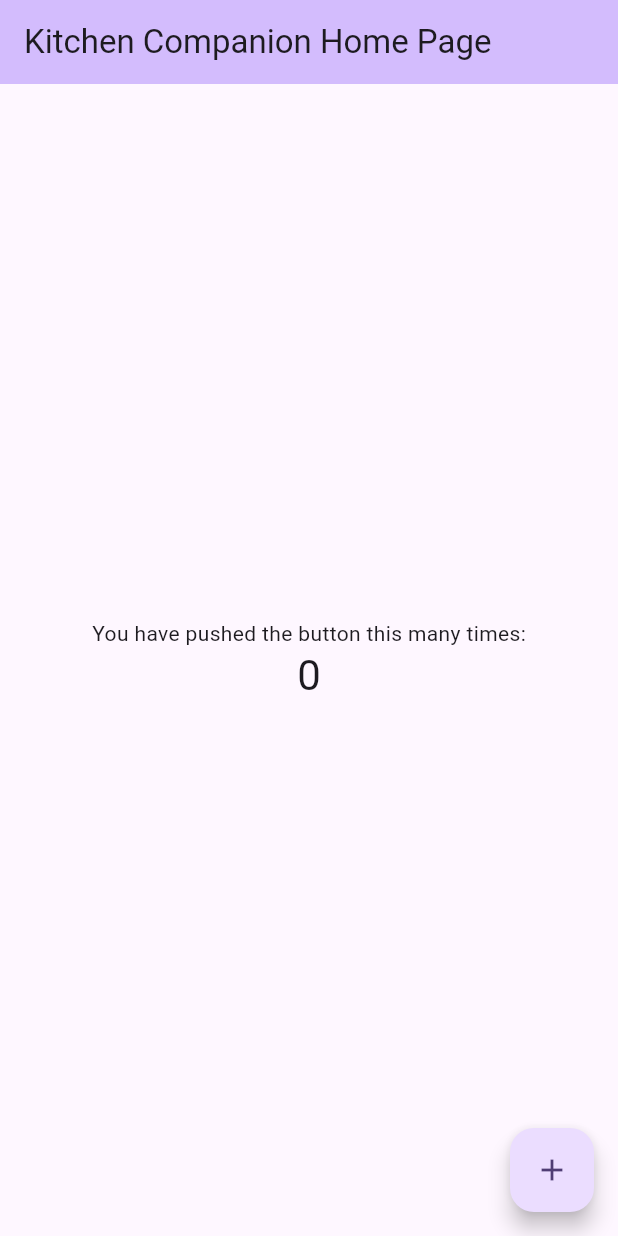
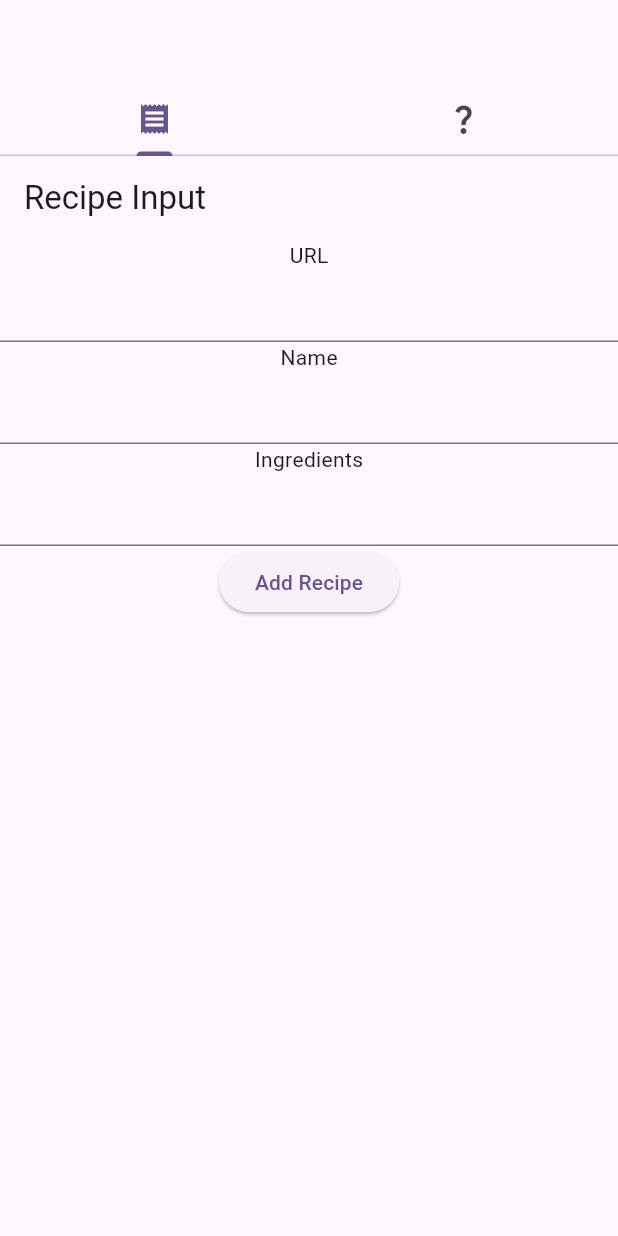
Before and after one commit to arnavpon/kitchen-companion, a Flutter app: the screen it shows after launch, on a phone screen of 412 x 824 dp. Run offline on Flutter 3.47's test engine with Material 3 defaults, Android fonts, the phone set to English and light mode, and no system bars; our stand-ins replace drift, drift_flutter, flutter_riverpod; accounts and stored records are empty; generated files the repository leaves out were written again.

Commit message:
added basic ui

```diff
--- /dev/null
+++ b/lib/helpers/form_validators.dart
@@ -0,0 +1,67 @@
+import 'dart:developer';
+
+// basic format: initialize the validator class & configure w/ the requirements
+// then run the inputs through the validator, which tells you if the input conforms, & if not, generates a useful error message to you & the user
+
+class BaseFormInputValidator {
+  // base validator
+  BaseFormInputValidator();
+
+  String? validateInput(String? input) {
+    // validates default form field input (ensures value is non-empty)
+    if (input == null || input.isEmpty) {
+      return "enter a value";
+    }
+    return null; // valid input
+  }
+}
+
+class StringFormInputValidator extends BaseFormInputValidator {
+  // for validating text inputs
+  StringFormInputValidator() : super();
+
+  // what are the different things you can validate?
+  // min & max length of string
+}
+
+class NumericalFormInputValidator extends BaseFormInputValidator {
+  // for validating numerical inputs (defaults to double value)
+  NumericalFormInputValidator() : super();
+
+  @override
+  String? validateInput(String? input) {
+    var _topLevelValidation = super.validateInput(input);
+    if (_topLevelValidation != null) {
+      // check return value of superclass first
+      return _topLevelValidation;
+    }
+    try {
+      double _ = double.parse(input!);
+    } catch (error) {
+      log(error.toString());
+      return "enter valid number"; // non-numerical entry
+    }
+    return null; // valid input
+  }
+}
+
+class IntegerFormInputValidator extends NumericalFormInputValidator {
+  // for validating integer inputs
+  IntegerFormInputValidator() : super();
+
+  @override
+  String? validateInput(String? input) {
+    var _topLevelValidation = super.validateInput(input);
+    if (_topLevelValidation != null) {
+      // check return value of superclass first
+      return _topLevelValidation;
+    }
+    try {
+      int _ = int.parse(input!);
+    } catch (error) {
+      log(error.toString());
+      return "enter a whole number";
+    }
+    return null; // valid input
+  }
+}
--- a/lib/providers.dart
+++ b/lib/helpers/providers.dart
@@ -1,5 +1,5 @@
 import 'package:flutter_riverpod/flutter_riverpod.dart';
-import 'models/database.dart';
+import '../models/database.dart';
 
 final databaseProvider = Provider<AppDatabase>((ref) {
   return AppDatabase();
--- a/lib/main.dart
+++ b/lib/main.dart
@@ -1,4 +1,6 @@
 import 'package:flutter/material.dart';
+import 'package:kitchen_companion/views/home_screen.dart';
+import 'package:kitchen_companion/views/screen.dart';
 
 void main() {
   runApp(const MyApp());
@@ -16,86 +18,24 @@ class MyApp extends StatelessWidget {
         colorScheme: ColorScheme.fromSeed(seedColor: Colors.deepPurple),
         useMaterial3: true,
       ),
-      home: const MyHomePage(title: 'Kitchen Companion Home Page'),
+      home: DefaultTabController(
+          length: 2,
+          child: Scaffold(
+            appBar: AppBar(
+              bottom: const TabBar(tabs: [
+                Tab(
+                  icon: Icon(Icons.receipt),
+                ),
+                Tab(
+                  icon: Icon(Icons.question_mark),
+                ),
+              ]),
+            ),
+            body: const TabBarView(children: [
+              HomeScreen(),
+              UnknownScreen(),
+            ]),
+          )),
     );
   }
 }
-
-class MyHomePage extends StatefulWidget {
-  const MyHomePage({super.key, required this.title});
-
-  final String title;
-
-  @override
-  State<MyHomePage> createState() => _MyHomePageState();
-}
-
-class _MyHomePageState extends State<MyHomePage> {
-  int _counter = 0;
-
-  void _incrementCounter() {
-    setState(() {
-      // This call to setState tells the Flutter framework that something has
-      // changed in this State, which causes it to rerun the build method below
-      // so that the display can reflect the updated values. If we changed
-      // _counter without calling setState(), then the build method would not be
-      // called again, and so nothing would appear to happen.
-      _counter++;
-    });
-  }
-
-  @override
-  Widget build(BuildContext context) {
-    // This method is rerun every time setState is called, for instance as done
-    // by the _incrementCounter method above.
-    //
-    // The Flutter framework has been optimized to make rerunning build methods
-    // fast, so that you can just rebuild anything that needs updating rather
-    // than having to individually change instances of widgets.
-    return Scaffold(
-      appBar: AppBar(
-        // TRY THIS: Try changing the color here to a specific color (to
-        // Colors.amber, perhaps?) and trigger a hot reload to see the AppBar
-        // change color while the other colors stay the same.
-        backgroundColor: Theme.of(context).colorScheme.inversePrimary,
-        // Here we take the value from the MyHomePage object that was created by
-        // the App.build method, and use it to set our appbar title.
-        title: Text(widget.title),
-      ),
-      body: Center(
-        // Center is a layout widget. It takes a single child and positions it
-        // in the middle of the parent.
-        child: Column(
-          // Column is also a layout widget. It takes a list of children and
-          // arranges them vertically. By default, it sizes itself to fit its
-          // children horizontally, and tries to be as tall as its parent.
-          //
-          // Column has various properties to control how it sizes itself and
-          // how it positions its children. Here we use mainAxisAlignment to
-          // center the children vertically; the main axis here is the vertical
-          // axis because Columns are vertical (the cross axis would be
-          // horizontal).
-          //
-          // TRY THIS: Invoke "debug painting" (choose the "Toggle Debug Paint"
-          // action in the IDE, or press "p" in the console), to see the
-          // wireframe for each widget.
-          mainAxisAlignment: MainAxisAlignment.center,
-          children: <Widget>[
-            const Text(
-              'You have pushed the button this many times:',
-            ),
-            Text(
-              '$_counter',
-              style: Theme.of(context).textTheme.headlineMedium,
-            ),
-          ],
-        ),
-      ),
-      floatingActionButton: FloatingActionButton(
-        onPressed: _incrementCounter,
-        tooltip: 'Increment',
-        child: const Icon(Icons.add),
-      ), // This trailing comma makes auto-formatting nicer for build methods.
-    );
-  }
-}
--- /dev/null
+++ b/lib/models/recipe.dart
@@ -0,0 +1,132 @@
+// modeling for a recipe as a tree
+// recipe is composed of ingredients + instructions
+// ingredients are themselves composed of ingredients, combined/modified using actions
+
+class Meal {
+  String name;
+  String type;
+  String genre;
+  List<Recipe> recipes;
+
+  Meal({
+    required this.name,
+    required this.type,
+    required this.genre,
+    required this.recipes,
+  });
+}
+
+class Recipe {
+  Uri documentURI; // reference to file with XML of the recipe
+  String name;
+  List<Ingredient> ingredients;
+  List<Instruction> preparationSteps;
+  List<Instruction> cookingSteps;
+  List<Equipment> equipment;
+  Map<String, dynamic>? metadata; // contains info like portion size
+
+  Recipe({
+    required this.documentURI,
+    required this.name,
+    required this.ingredients,
+    required this.preparationSteps,
+    required this.cookingSteps,
+    required this.equipment,
+    this.metadata,
+  });
+
+  // Instance Methods
+
+  void scaleIngredientsForPortionSize(int size) {
+    /// scales the ingredients using specified portionSize in metadata compared to desired size
+    return null;
+  }
+}
+
+class Ingredient {
+  String name;
+  int quantity;
+  String unit; // e.g. cup, tbsp
+  List composition =
+      []; // graphical representation of how ingredient was created
+  String? nutritionLabel;
+
+  Ingredient({
+    required this.name,
+    required this.quantity,
+    required this.unit,
+  });
+}
+
+class IngredientQuantity {
+  double amount;
+  String unit; // make into enum containing various types of units
+
+  IngredientQuantity({
+    required this.amount,
+    required this.unit,
+  });
+}
+
+class Instruction {
+  String description;
+  int time;
+  String? utensil; // optional
+  Instruction({
+    required this.description,
+    required this.time,
+    this.utensil,
+  });
+}
+
+class Action {
+  int id;
+  String action; // textual representation of action
+  ActionTypes
+      type; // either a combination or modification, e.g. chopping is modification, mixing is a combination action
+  Action({
+    required this.id,
+    required this.action,
+    required this.type,
+  });
+}
+
+class ActionDuration {
+  String modifier; // textual representation for action duration
+  int duration =
+      -1; // how long action takes to complete in seconds; what if time is unknown like cutting a vegetable? Should we even include this within the action object, since timing depends on what is being acted on (e.g. cutting depends on what is being cut, as does boiling, steaming, etc.)
+
+  ActionDuration({
+    required this.modifier,
+    required this.duration,
+  });
+}
+
+abstract class ActionTypes {
+  Ingredient applyAction() {
+    return Ingredient(name: "", quantity: 0, unit: "");
+  }
+}
+
+class CombinationAction extends ActionTypes {
+  @override
+  Ingredient applyAction() {
+    return Ingredient(name: "", quantity: 0, unit: "");
+  }
+}
+
+class ModificationAction extends ActionTypes {
+  @override
+  Ingredient applyAction() {
+    return Ingredient(name: "", quantity: 0, unit: "");
+  }
+}
+
+class Equipment {
+  String name; // textual representation
+  String type; // e.g. pot, pan, bowl, etc. -> useful for flexibility
+  Equipment({
+    required this.name,
+    required this.type,
+  });
+}
--- /dev/null
+++ b/lib/views/home_screen.dart
@@ -0,0 +1,68 @@
+import 'package:flutter/material.dart';
+import 'package:kitchen_companion/views/widgets/add_recipe_widget.dart';
+
+//  Home Screen for application
+//  Displays the meal schedule for the current week
+//      - Idea is that user can create a master list of meals that are known to them in terms of preparation, and continue to build this list over time. Refer to this list when menu planning, inputting these recipes into the schedule.
+//      - At meal scheduling time: assign a meal to a particular part of the day or days. Can increase structure of the meal schedule by building constraints, say Friday is Fish Day, Monday is Vegetarian, etc. These constraints can guide the AUTO-ASSIGNING process for meals. On auto-assign, populate specific meals from the availability list, then use the final schedule to generate a grocery list.
+//      - System should also be able to incorporate TEST meals, which aren't yet in our meal list but are meals we wish to learn.
+//      - Users should be able to go back and view meals from previous weeks, so we need to cache the meal schedule over time (& prevent editing after date has passed). Store data in AWS.
+//      - Add recipe name to list, tag by type & genre, use color tagging for folders on Mac as inspiration. The meal display list has 3 LEVELS - (1) sort characteristic (type, genre, or a different index); (2) meals belonging to the category; (3) recipes for the specific meal. User can choose different sort characteristics to view meals in different ways (need scalable method for this that uses index & enables referencing by index).
+
+// First flow is for menu planning
+// 1) need a way to add/edit MEAL names & display in table view
+// create repository of MEALS - a single meal can have multiple recipes to make it
+// each meal name should be unique, e.g. "Garlic & Oil Pasta" w/ any number of linked recipes
+// tag/categorize recipes based on type of cuisine
+// Read up on how to user CoreData again, create Fetch & lookup methods
+//  - how to handle recipe metadata w/ portionSize
+//  - how to handle utensils (e.g. pots/pans required), in metadata?
+// Meals are displayed in side bar along left side of home screen, where user can add/remove/edit
+//  - First level in OutlineView is some sort of tag (type/genre) to categorize/sort meals
+//  - Second level is list of meals of the specified tag type
+//  - Third level is recipes linked to the specified meal
+// search functionality, how to arrange meals in view, editing views (allow reordering?)
+
+// 2) need a way to schedule meals for the week. needs to be flexible to accommodate variety of eating routines (breakfast + dinner, B/L/D, etc.) & time frames (does user schedule week by week, longer or shorter periods, etc).
+// needs to understand user's meal habits. ask how many meals per day, which ones need assigning
+// calendar, can assign meals to particular days of the week
+// can set constraints (e.g. Friday is "Italian" day)
+// user can auto-schedule meals (done based on constraints) or add recipe to a day manually
+// attempts to maximize time between repetitions
+// needs to understand how long given meal will last for
+
+// 3) convert the menu for the week into a recipe -> grocery list -> mobile app companion
+//  All recipes are represented by a recipe XML format (document) backing up the recipe name, for document persistence (iCloud vs. AWS document storage vs. local file storage) AND a recipe object built in code that maps directly to & from the XML.
+// part 0 of XML document will be METADATA (info on portionSize, required utensils, etc.)
+// part 1 of XML document will be INGREDIENTS
+// part 2 of XML document will be PREPARATION (instructions)
+// part 3 of XML document will be COOKING (instructions)
+// create a data object in code to back up XML to enable recipe scaling based on # needed to feed.
+// sync XML documents w/ iCloud (or use AWS for better control)
+// need to use Cloud to hold grocery list & pull when user loads iPhone app (AWS)
+
+class HomeScreen extends StatefulWidget {
+  const HomeScreen({super.key});
+
+  @override
+  State<HomeScreen> createState() => HomeScreenState();
+}
+
+class HomeScreenState extends State<HomeScreen> {
+  @override
+  Widget build(BuildContext context) {
+    return Scaffold(
+      appBar: AppBar(
+        title: const Text('Recipe Input'),
+      ),
+      body: Center(
+        child: Column(
+          mainAxisAlignment: MainAxisAlignment.start,
+          children: [
+            AddRecipeWidget(),
+          ],
+        ),
+      ),
+    );
+  }
+}
--- /dev/null
+++ b/lib/views/widgets/add_recipe_widget.dart
@@ -0,0 +1,82 @@
+import 'package:flutter/material.dart';
+
+// Allow user to add a recipe to the Recipe Box
+// can either pull from a URL
+// or can input manually
+// once data is entered, parse the recipe into a standardized format, store as XML file?
+
+class AddRecipeWidget extends StatefulWidget {
+  const AddRecipeWidget({super.key});
+
+  @override
+  State<AddRecipeWidget> createState() => _AddRecipeWidgetState();
+}
+
+class _AddRecipeWidgetState extends State<AddRecipeWidget> {
+  final _formKey = GlobalKey<FormState>();
+  final _urlController = TextEditingController();
+  final _nameController = TextEditingController();
+  final _ingredientsController = TextEditingController();
+
+  @override
+  void dispose() {
+    _urlController.dispose();
+    _nameController.dispose();
+    _ingredientsController.dispose();
+    super.dispose();
+  }
+
+  void _submitForm() {
+    if (_formKey.currentState!.validate()) {
+      // Handle form submission
+      print("URL: ${_urlController.text}");
+      print("Name: ${_nameController.text}");
+      print("Ingredients: ${_ingredientsController.text}");
+    }
+  }
+
+  @override
+  Widget build(BuildContext context) {
+    return Form(
+      key: _formKey,
+      child: Column(
+        children: [
+          Text("URL"),
+          TextFormField(
+            controller: _urlController,
+            validator: (value) {
+              if (value == null || value.isEmpty) {
+                return 'Please enter a URL';
+              }
+              return null;
+            },
+          ),
+          Text("Name"),
+          TextFormField(
+            controller: _nameController,
+            validator: (value) {
+              if (value == null || value.isEmpty) {
+                return 'Please enter a name';
+              }
+              return null;
+            },
+          ),
+          Text("Ingredients"),
+          TextFormField(
+            controller: _ingredientsController,
+            validator: (value) {
+              if (value == null || value.isEmpty) {
+                return 'Please enter ingredients';
+              }
+              return null;
+            },
+          ),
+          ElevatedButton(
+            onPressed: _submitForm,
+            child: Text("Add Recipe"),
+          ),
+        ],
+      ),
+    );
+  }
+}
```
Also changed, not shown: lib/helpers/useful_string_extensions.dart (added, +8 -0 lines), lib/models/ratings.dart (added, +11 -0 lines), lib/views/screen.dart (added, +22 -0 lines), 3 other files.
